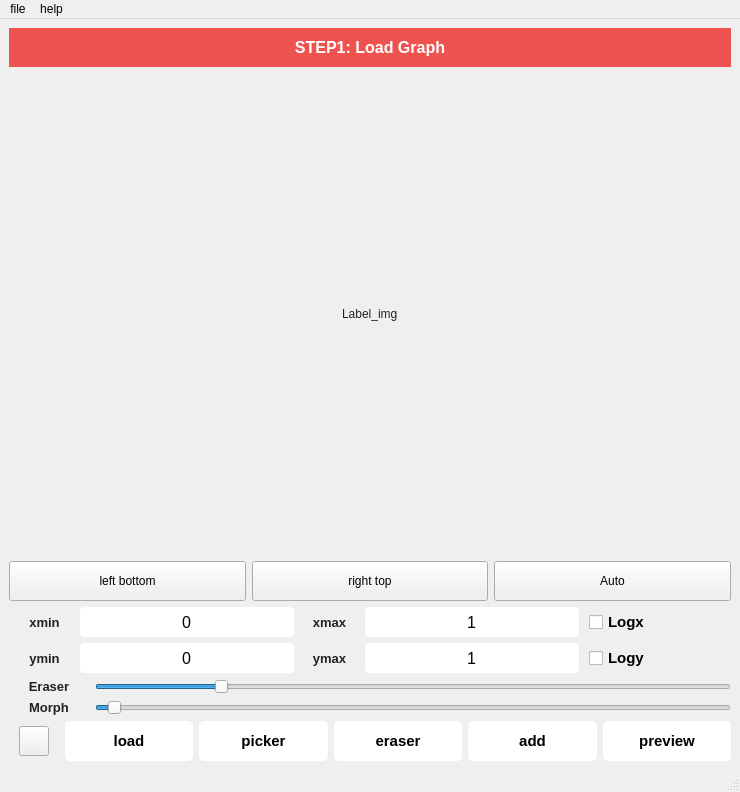
The window that DataGrabber.ui (QY7/DataGrabber) describes before a commit, drawn with Qt 5.
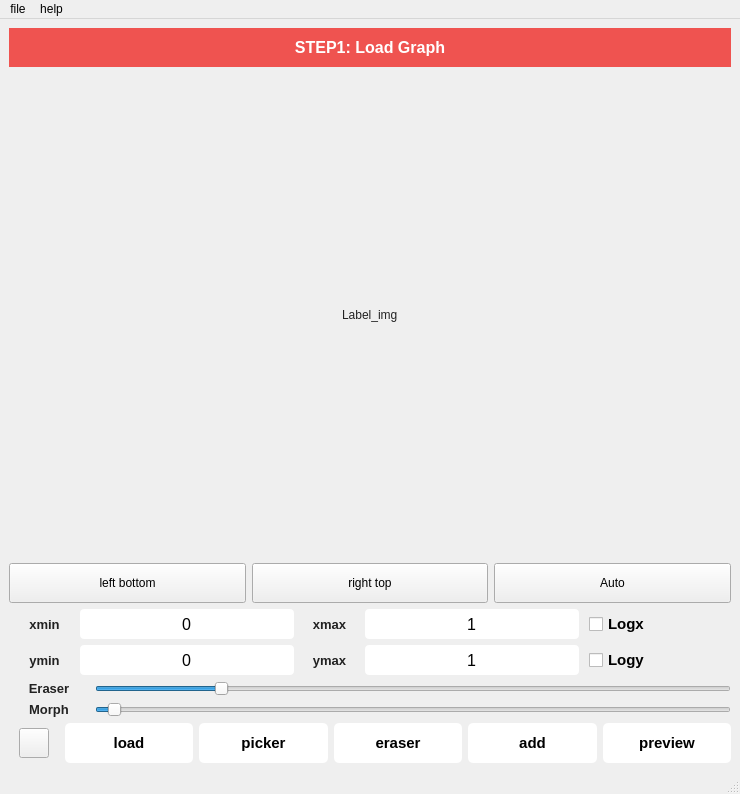
The same window after the commit. Icons and pictures are not drawn.

The edit to the form file:
```diff
--- a/DataGrabber.ui
+++ b/DataGrabber.ui
@@ -7,7 +7,7 @@
     <x>0</x>
     <y>0</y>
     <width>740</width>
-    <height>792</height>
+    <height>794</height>
    </rect>
   </property>
   <property name="font">
```
Left out of the diff: 39 changed lines with no effect on the pictures.
